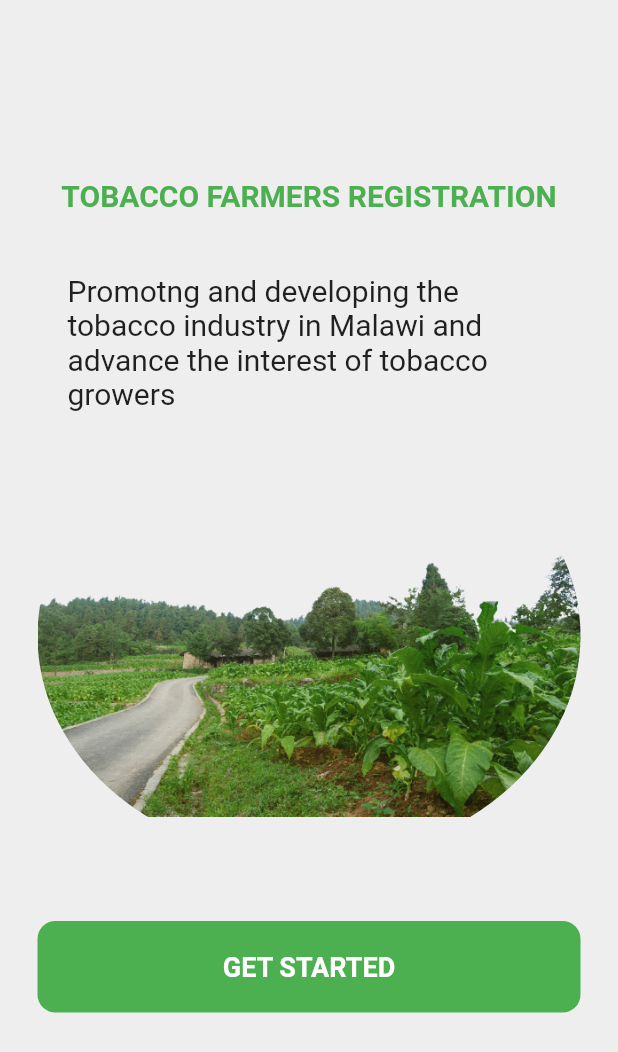
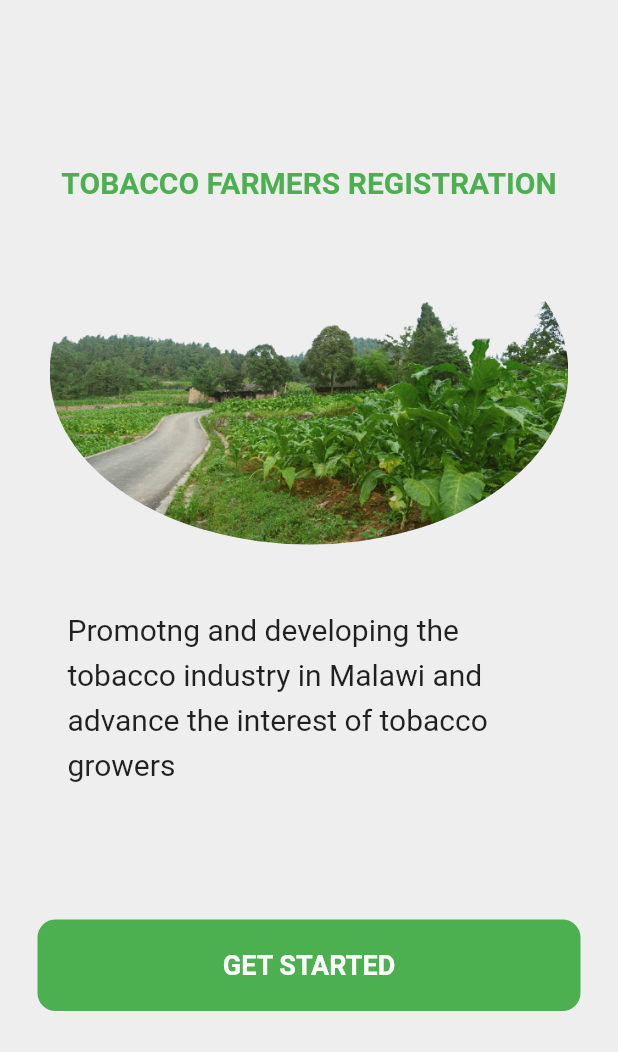
Before and after one commit to shadkasera/tobacco_app, a Flutter app: the screen it shows after launch, on a phone screen of 412 x 824 dp. Shown: the top 1052 px of the screen. Run offline on Flutter 3.47's test engine with Material 2 defaults, Android fonts, the phone set to English and light mode, and no system bars.

Commit message:
updated files

```diff
--- a/lib/pages/welcome.dart
+++ b/lib/pages/welcome.dart
@@ -26,6 +26,20 @@
                   ),
                 ),
               ),
+              //picture of the app
+
+              Padding(
+                padding: const EdgeInsets.symmetric(horizontal: 30),
+                child: ClipOval(
+                  child: Image.asset(
+                    'assets/images/tobacco0.png',
+                    height: 230,
+                  ),
+                ),
+              ),
+              //text
+
+
               const SizedBox(height: 40),
               const Padding(
                 padding: EdgeInsets.symmetric(horizontal: 45),
@@ -34,23 +48,14 @@
                   style: TextStyle(
                     fontSize: 20,
                     color: Colors.black87,
+                    height: 1.5,
                   ),
                 ),
               ),
-              //picture of the app
 
-              Padding(
-                padding: const EdgeInsets.symmetric(horizontal: 25),
-                child: ClipOval(
-                  child: Image.asset(
-                    'assets/images/tobacco0.png',
-                    height: 300,
-                  ),
-                ),
-              ),
               //email text field
               const SizedBox(
-                height: 40,
+                height: 80,
               ),
 
               //password text field
@@ -58,7 +63,7 @@
               //sign in
 
               Padding(
-                padding: const EdgeInsets.symmetric(horizontal: 25),
+                padding: const EdgeInsets.symmetric(horizontal: 25, vertical: 10),
                 child: GestureDetector(
                   onTap: () {
                     Navigator.push(
```
